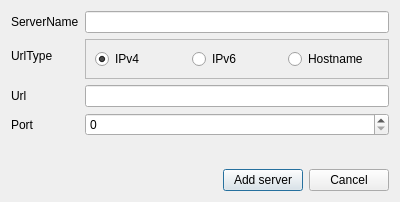
First picture: the form in src/dialogaddserver.ui, repository GothicMultiplayerAccrescere/Launcher, before the edit.
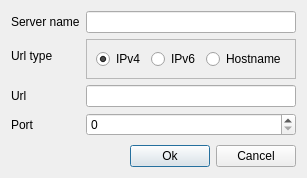
Second picture: the form after the edit.

Diff of the .ui file:
```diff
--- a/src/dialogaddserver.ui
+++ b/src/dialogaddserver.ui
@@ -6,8 +6,8 @@
    <rect>
     <x>0</x>
     <y>0</y>
-    <width>400</width>
-    <height>202</height>
+    <width>280</width>
+    <height>178</height>
    </rect>
   </property>
   <property name="windowTitle">
@@ -40,7 +40,7 @@
      <item row="1" column="0">
       <widget class="QLabel" name="label_2">
        <property name="text">
-        <string>ServerName</string>
+        <string>Server name</string>
        </property>
       </widget>
      </item>
@@ -58,18 +58,20 @@
        </property>
       </widget>
      </item>
-     <item row="2" column="0">
-      <widget class="QLabel" name="label_4">
-       <property name="text">
-        <string>UrlType</string>
-       </property>
-       <property name="alignment">
-        <set>Qt::AlignBottom|Qt::AlignLeading|Qt::AlignLeft</set>
-       </property>
-      </widget>
-     </item>
      <item row="2" column="1">
       <widget class="QFrame" name="frame">
+       <property name="sizePolicy">
+        <sizepolicy hsizetype="Expanding" vsizetype="Preferred">
+         <horstretch>0</horstretch>
+         <verstretch>0</verstretch>
+        </sizepolicy>
+       </property>
+       <property name="maximumSize">
+        <size>
+         <width>16777215</width>
+         <height>16777215</height>
+        </size>
+       </property>
        <property name="frameShape">
         <enum>QFrame::StyledPanel</enum>
        </property>
@@ -79,6 +81,12 @@
        <layout class="QHBoxLayout" name="horizontalLayout_2">
         <item>
          <widget class="QRadioButton" name="rbt_IPv4">
+          <property name="maximumSize">
+           <size>
+            <width>16777215</width>
+            <height>16777215</height>
+           </size>
+          </property>
           <property name="text">
            <string>IPv4</string>
           </property>
@@ -89,6 +97,12 @@
         </item>
         <item>
          <widget class="QRadioButton" name="rbt_IPv6">
+          <property name="maximumSize">
+           <size>
+            <width>16777215</width>
+            <height>16777215</height>
+           </size>
+          </property>
           <property name="text">
            <string>IPv6</string>
           </property>
@@ -96,6 +110,12 @@
         </item>
         <item>
          <widget class="QRadioButton" name="rbt_IPHostname">
+          <property name="maximumSize">
+           <size>
+            <width>16777215</width>
+            <height>16777215</height>
+           </size>
+          </property>
           <property name="text">
            <string>Hostname</string>
           </property>
@@ -104,6 +124,16 @@
        </layout>
       </widget>
      </item>
+     <item row="2" column="0">
+      <widget class="QLabel" name="label_4">
+       <property name="text">
+        <string>Url type</string>
+       </property>
+       <property name="alignment">
+        <set>Qt::AlignBottom|Qt::AlignLeading|Qt::AlignLeft</set>
+       </property>
+      </widget>
+     </item>
     </layout>
    </item>
    <item>
@@ -137,7 +167,7 @@
      <item>
       <widget class="QPushButton" name="buttonAddServer">
        <property name="text">
-        <string>Add server</string>
+        <string>Ok</string>
        </property>
       </widget>
      </item>
```
Left out of the diff: 1 changed line with no effect on the pictures.
